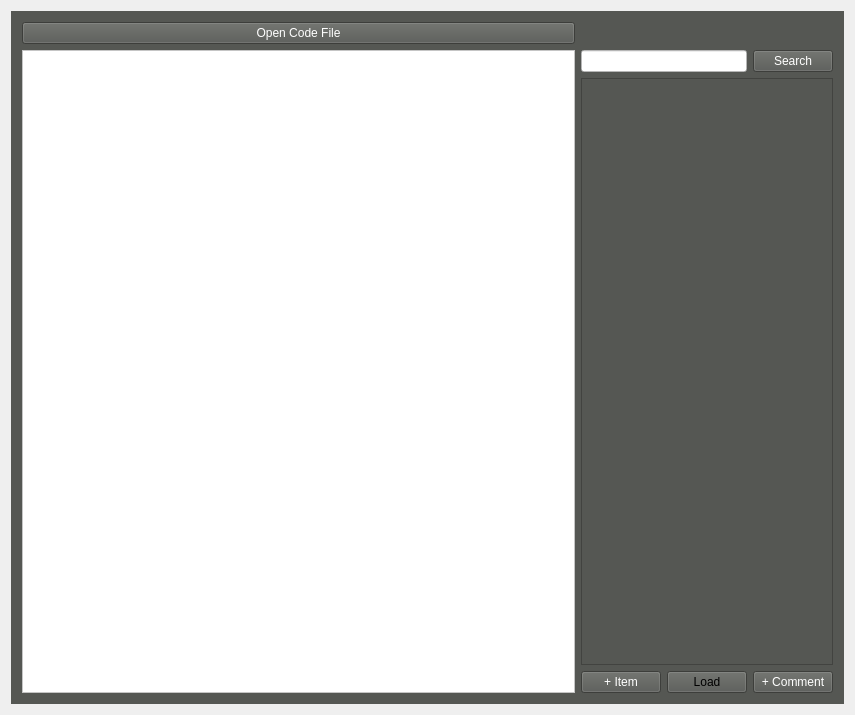
This is GradingProject/GradingProjectGUI/widget.ui in nax47/Grading-Assistance-App as Qt 5 draws it before an edit. The edited form follows.
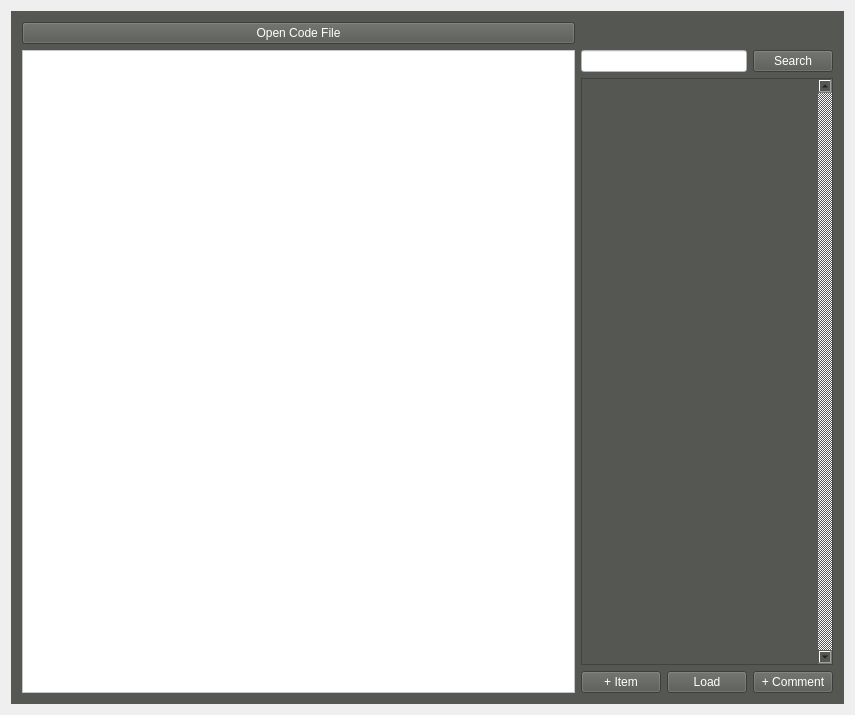
This is the edited form.

Commit message: Added GUI functionality to add multiple rubric items; modified rubric item visuals

```diff
--- a/GradingProject/GradingProjectGUI/widget.ui
+++ b/GradingProject/GradingProjectGUI/widget.ui
@@ -65,6 +65,9 @@
            <property name="styleSheet">
             <string notr="true"/>
            </property>
+           <property name="verticalScrollBarPolicy">
+            <enum>Qt::ScrollBarAlwaysOn</enum>
+           </property>
            <property name="widgetResizable">
             <bool>true</bool>
            </property>
@@ -73,7 +76,7 @@
              <rect>
               <x>0</x>
               <y>0</y>
-              <width>257</width>
+              <width>243</width>
               <height>588</height>
              </rect>
             </property>
@@ -102,6 +105,9 @@
          </item>
          <item row="2" column="1">
           <widget class="QPushButton" name="pushButton">
+           <property name="styleSheet">
+            <string notr="true">color: rgb(255, 255, 255);</string>
+           </property>
            <property name="text">
             <string>Load</string>
            </property>
```
Left out of the diff: 8 changed lines with no effect on the pictures. The commit also changes 3 other files.
